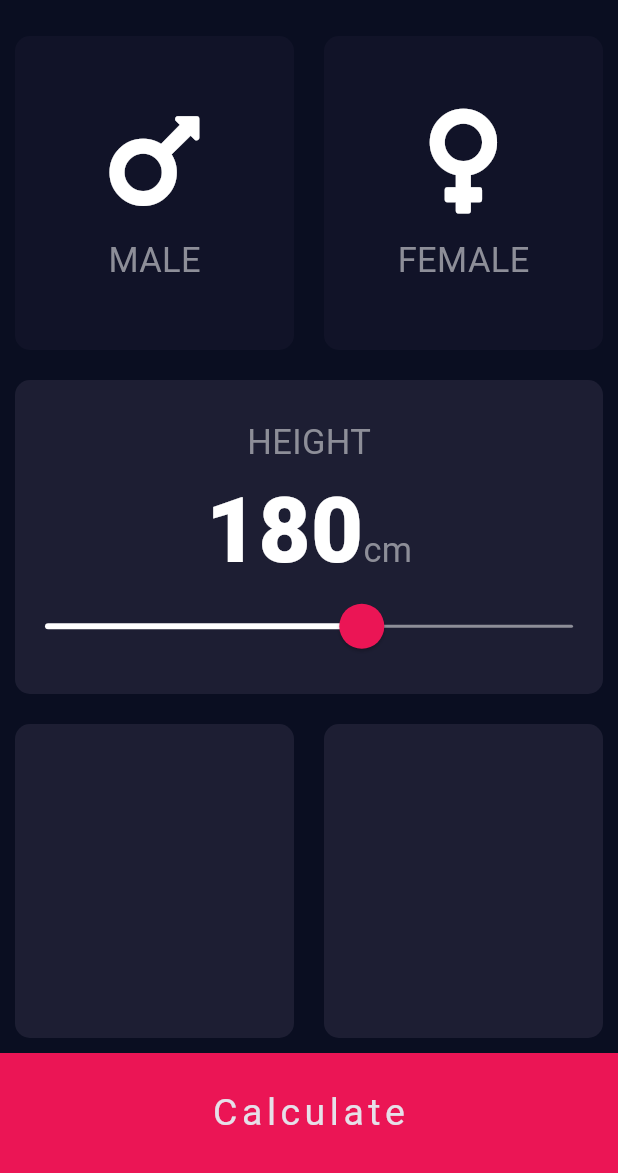
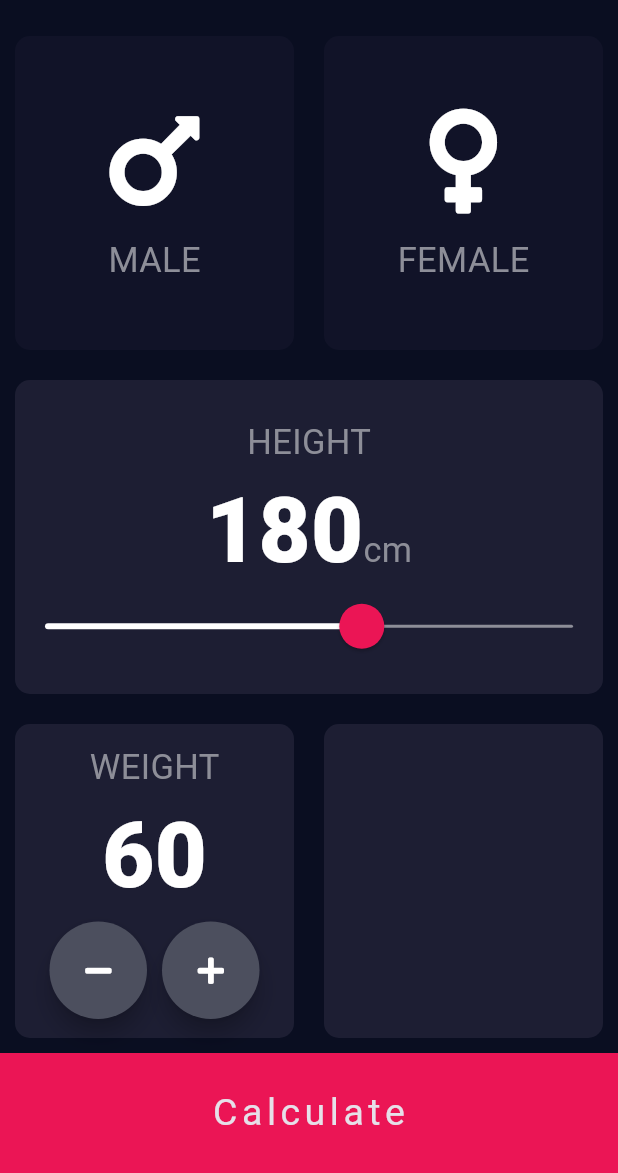
Before and after one commit to JosefTewodros12/flutter-bootcamp, a Flutter app: the screen it shows after launch, on a phone screen of 412 x 824 dp, the part 63-1236 px from its top. Run offline on Flutter 3.47's test engine with Material 3 defaults, Android fonts, the phone set to English and light mode, and no system bars; our stand-ins replace audioplayers, font_awesome_flutter, rflutter_alert.

Commit message:
adjust the input page

```diff
--- a/chapter_8/bmi_calculator/lib/input_page.dart
+++ b/chapter_8/bmi_calculator/lib/input_page.dart
@@ -4,6 +4,7 @@ import 'components/reusable_card.dart';
 import 'components/reusable_button.dart';
 import 'components/icon_content.dart';
 import 'constants/constant.dart';
+import 'components/round_button.dart';
 
 enum Gender { male, female }
 
@@ -17,6 +18,7 @@ class InputPage extends StatefulWidget {
 class _InputPageState extends State<InputPage> {
   Gender? selectedGender;
   int height = 180;
+  int weight = 60;
 
   @override
   Widget build(BuildContext context) {
@@ -112,7 +114,40 @@ class _InputPageState extends State<InputPage> {
           Expanded(
             child: Row(
               children: [
-                Expanded(child: ReusableCard(colour: Color(0xFF1D1E33))),
+                Expanded(
+                  child: ReusableCard(
+                    colour: Color(0xFF1D1E33),
+                    cardChild: Column(
+                      mainAxisAlignment: MainAxisAlignment.center,
+                      children: [
+                        Text('WEIGHT', style: textstyle),
+                        Text(weight.toString(), style: numtextstyle),
+                        Row(
+                          mainAxisAlignment: MainAxisAlignment.center,
+                          children: [
+                            RoundButton(
+                              icon: FontAwesomeIcons.minus,
+                              onbtn: () {
+                                setState(() {
+                                  weight--;
+                                });
+                              },
+                            ),
+                            SizedBox(width: 10),
+                            RoundButton(
+                              icon: FontAwesomeIcons.plus,
+                              onbtn: () {
+                                setState(() {
+                                  weight++;
+                                });
+                              },
+                            ),
+                          ],
+                        ),
+                      ],
+                    ),
+                  ),
+                ),
                 Expanded(child: ReusableCard(colour: Color(0xFF1D1E33))),
               ],
             ),
```
